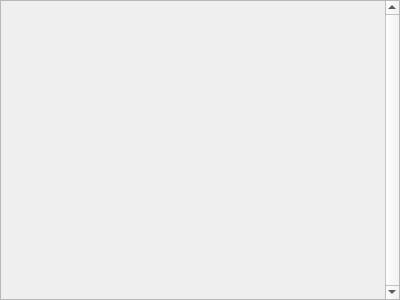
This is ui/controlpanel.ui in dmitry64/av20 as Qt 5 draws it before an edit. The edited form follows.
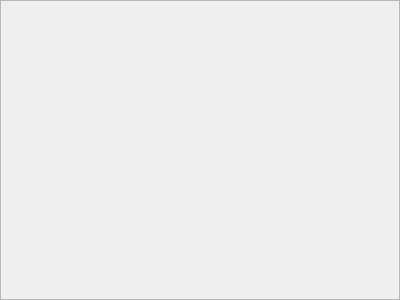
This is the edited form.

```diff
--- a/ui/controlpanel.ui
+++ b/ui/controlpanel.ui
@@ -33,7 +33,7 @@
   </property>
   <layout class="QVBoxLayout" name="verticalLayout">
    <property name="spacing">
-    <number>1</number>
+    <number>2</number>
    </property>
    <property name="leftMargin">
     <number>0</number>
@@ -59,7 +59,7 @@
       <number>1</number>
      </property>
      <property name="verticalScrollBarPolicy">
-      <enum>Qt::ScrollBarAlwaysOn</enum>
+      <enum>Qt::ScrollBarAsNeeded</enum>
      </property>
      <property name="sizeAdjustPolicy">
       <enum>QAbstractScrollArea::AdjustToContents</enum>
@@ -72,7 +72,7 @@
        <rect>
         <x>0</x>
         <y>0</y>
-        <width>384</width>
+        <width>398</width>
         <height>298</height>
        </rect>
       </property>
@@ -103,6 +103,18 @@
          <property name="spacing">
           <number>2</number>
          </property>
+         <property name="leftMargin">
+          <number>2</number>
+         </property>
+         <property name="topMargin">
+          <number>2</number>
+         </property>
+         <property name="rightMargin">
+          <number>2</number>
+         </property>
+         <property name="bottomMargin">
+          <number>2</number>
+         </property>
         </layout>
        </item>
        <item>
```
